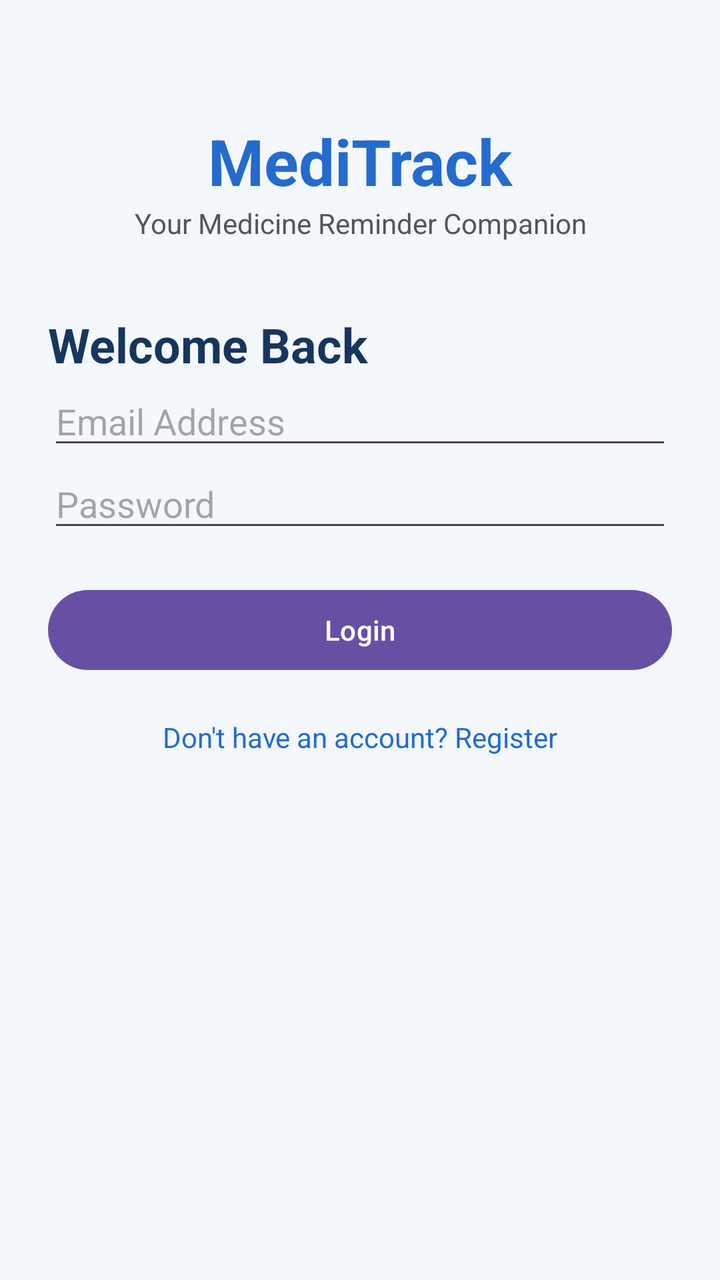
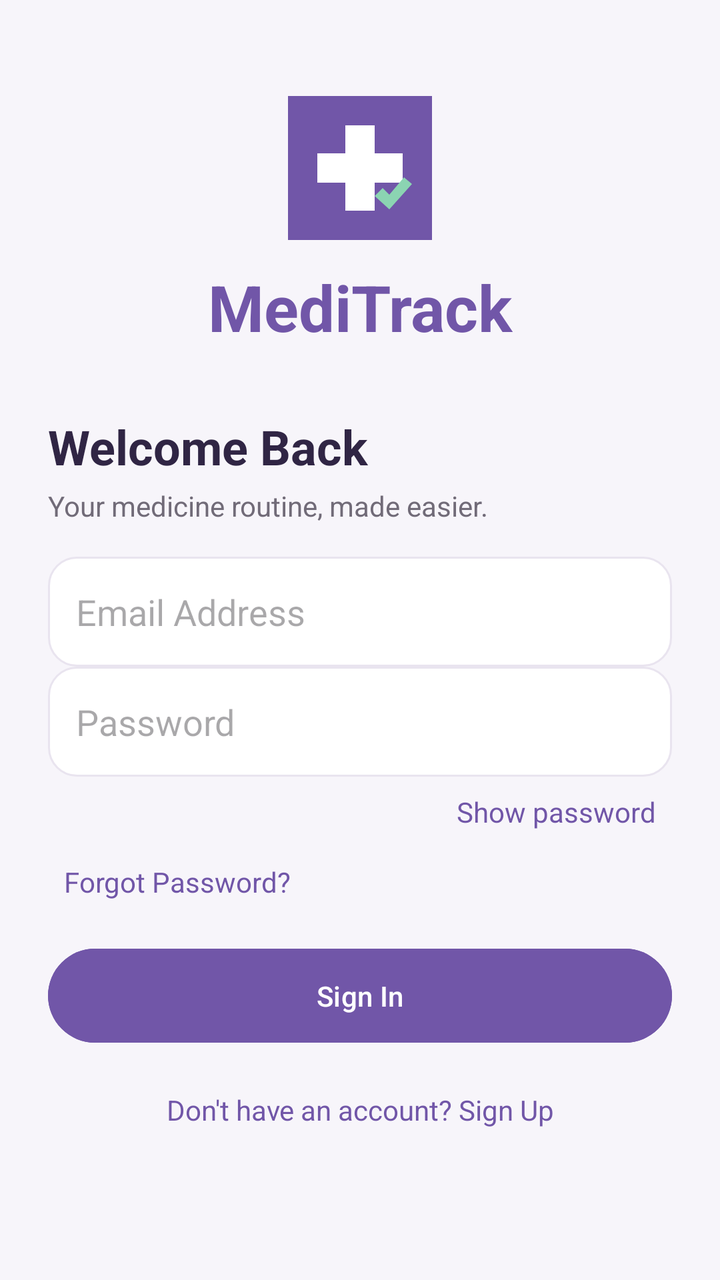

An Android layout rendered at two revisions. The XML below is the earlier revision; the diff shows what the commit changed to produce the second picture.
<!-- AndroidManifest.xml: application theme Theme.MediTrack -->
<!-- res/layout/activity_login.xml -->
<ScrollView xmlns:android="http://schemas.android.com/apk/res/android"
    android:layout_width="match_parent"
    android:layout_height="match_parent"
    android:background="#F4F7FC">

    <LinearLayout
        android:layout_width="match_parent"
        android:layout_height="wrap_content"
        android:orientation="vertical"
        android:padding="24dp">

        <TextView
            android:layout_width="match_parent"
            android:layout_height="wrap_content"
            android:text="MediTrack"
            android:textSize="32sp"
            android:textStyle="bold"
            android:textColor="#246BCE"
            android:gravity="center"
            android:paddingTop="35dp" />

        <TextView
            android:layout_width="match_parent"
            android:layout_height="wrap_content"
            android:text="Your Medicine Reminder Companion"
            android:gravity="center"
            android:textColor="#555555"
            android:paddingBottom="35dp" />

        <TextView
            android:layout_width="match_parent"
            android:layout_height="wrap_content"
            android:text="Welcome Back"
            android:textSize="24sp"
            android:textStyle="bold"
            android:textColor="#17365D" />

        <EditText
            android:id="@+id/etLoginEmail"
            android:layout_width="match_parent"
            android:layout_height="wrap_content"
            android:hint="Email Address"
            android:inputType="textEmailAddress" />

        <EditText
            android:id="@+id/etLoginPassword"
            android:layout_width="match_parent"
            android:layout_height="wrap_content"
            android:hint="Password"
            android:inputType="textPassword" />

        <Button
            android:id="@+id/btnLogin"
            android:layout_width="match_parent"
            android:layout_height="wrap_content"
            android:text="Login"
            android:layout_marginTop="20dp" />

        <TextView
            android:id="@+id/tvGoToRegister"
            android:layout_width="match_parent"
            android:layout_height="wrap_content"
            android:text="Don't have an account? Register"
            android:gravity="center"
            android:textColor="#246BCE"
            android:padding="20dp" />

    </LinearLayout>
</ScrollView>
<!-- resources referenced by this layout -->
<resources>
  <style name="Theme.MediTrack" parent="Base.Theme.MediTrack" />
  <style name="Base.Theme.MediTrack" parent="Theme.Material3.DayNight.NoActionBar">
          
          
      </style>
</resources>

<!-- the commit's change to res/layout/activity_login.xml (unified diff, before → after) -->
@@ -1,69 +1,39 @@
 <ScrollView xmlns:android="http://schemas.android.com/apk/res/android"
-    android:layout_width="match_parent"
-    android:layout_height="match_parent"
-    android:background="#F4F7FC">
-
-    <LinearLayout
-        android:layout_width="match_parent"
-        android:layout_height="wrap_content"
-        android:orientation="vertical"
-        android:padding="24dp">
-
-        <TextView
-            android:layout_width="match_parent"
-            android:layout_height="wrap_content"
-            android:text="MediTrack"
-            android:textSize="32sp"
-            android:textStyle="bold"
-            android:textColor="#246BCE"
-            android:gravity="center"
-            android:paddingTop="35dp" />
-
-        <TextView
-            android:layout_width="match_parent"
-            android:layout_height="wrap_content"
-            android:text="Your Medicine Reminder Companion"
-            android:gravity="center"
-            android:textColor="#555555"
-            android:paddingBottom="35dp" />
-
-        <TextView
-            android:layout_width="match_parent"
-            android:layout_height="wrap_content"
-            android:text="Welcome Back"
-            android:textSize="24sp"
-            android:textStyle="bold"
-            android:textColor="#17365D" />
-
-        <EditText
-            android:id="@+id/etLoginEmail"
-            android:layout_width="match_parent"
-            android:layout_height="wrap_content"
-            android:hint="Email Address"
-            android:inputType="textEmailAddress" />
-
-        <EditText
-            android:id="@+id/etLoginPassword"
-            android:layout_width="match_parent"
-            android:layout_height="wrap_content"
-            android:hint="Password"
-            android:inputType="textPassword" />
-
-        <Button
-            android:id="@+id/btnLogin"
-            android:layout_width="match_parent"
-            android:layout_height="wrap_content"
-            android:text="Login"
-            android:layout_marginTop="20dp" />
-
-        <TextView
-            android:id="@+id/tvGoToRegister"
-            android:layout_width="match_parent"
-            android:layout_height="wrap_content"
-            android:text="Don't have an account? Register"
-            android:gravity="center"
-            android:textColor="#246BCE"
-            android:padding="20dp" />
-
+    android:layout_width="match_parent" android:layout_height="match_parent"
+    android:background="@color/screen_background" android:fillViewport="true">
+    <LinearLayout android:layout_width="match_parent" android:layout_height="wrap_content"
+        android:orientation="vertical" android:padding="24dp">
+        <ImageView android:layout_width="72dp" android:layout_height="72dp"
+            android:layout_gravity="center" android:layout_marginTop="24dp"
+            android:src="@drawable/ic_meditrack" android:contentDescription="@string/app_name"/>
+        <TextView android:layout_width="match_parent" android:layout_height="wrap_content"
+            android:text="@string/app_name" android:textSize="32sp" android:textStyle="bold"
+            android:textColor="@color/accent" android:gravity="center" android:layout_marginTop="12dp"/>
+        <TextView android:layout_width="match_parent" android:layout_height="wrap_content"
+            android:text="@string/login_welcome" android:textSize="24sp" android:textStyle="bold"
+            android:textColor="@color/text_primary" android:layout_marginTop="32dp"/>
+        <TextView android:layout_width="match_parent" android:layout_height="wrap_content"
+            android:text="@string/login_subtitle" android:textColor="@color/text_secondary"
+            android:layout_marginTop="4dp" />
+        <EditText android:id="@+id/etLoginEmail" android:layout_width="match_parent"
+            android:layout_height="55dp" android:layout_marginTop="16dp"
+            android:hint="@string/email_address" android:inputType="textEmailAddress"
+            android:background="@drawable/card_white" android:paddingHorizontal="14dp"/>
+        <EditText android:id="@+id/etLoginPassword" android:layout_width="match_parent"
+            android:layout_height="55dp" android:hint="@string/password" android:inputType="textPassword"
+            android:background="@drawable/card_white" android:paddingHorizontal="14dp"/>
+        <TextView android:id="@+id/tvTogglePassword" android:layout_width="wrap_content"
+            android:layout_height="wrap_content" android:text="@string/show_password"
+            android:textColor="@color/accent" android:layout_gravity="end" android:padding="8dp"/>
+        <TextView android:id="@+id/tvForgotPassword" android:layout_width="wrap_content"
+            android:layout_height="wrap_content" android:text="@string/forgot_password"
+            android:textColor="@color/accent" android:padding="8dp"/>
+        <Button android:id="@+id/btnLogin" android:layout_width="match_parent"
+            android:layout_height="55dp" android:text="@string/sign_in" android:textAllCaps="false"
+            android:textColor="@color/text_on_accent" android:backgroundTint="@color/accent"
+            android:elevation="2dp" android:layout_marginTop="12dp"/>
+        <TextView android:id="@+id/tvGoToRegister" android:layout_width="match_parent"
+            android:layout_height="wrap_content" android:text="@string/no_account"
+            android:gravity="center" android:textColor="@color/accent" android:padding="20dp"/>
     </LinearLayout>
 </ScrollView>
<!-- resource entries referenced after the edit -->
@@ -1,9 +1,60 @@
 <!-- resources referenced by this layout -->
 <resources>
+  <color name="accent">#FF7156A8</color>
+  <color name="screen_background">#FFF7F5FA</color>
+  <color name="text_on_accent">#FFFFFFFF</color>
+  <color name="text_primary">#FF302544</color>
+  <color name="text_secondary">#FF716B78</color>
+  <!-- drawable card_white (drawable) -->
+  <shape xmlns:android="http://schemas.android.com/apk/res/android">
+      <solid android:color="@color/card_background" />
+      <corners android:radius="14dp" />
+      <stroke
+          android:width="1dp"
+          android:color="@color/divider" />
+  </shape>
+  <!-- drawable ic_meditrack (drawable) -->
+  <vector xmlns:android="http://schemas.android.com/apk/res/android"
+      android:width="108dp"
+      android:height="108dp"
+      android:viewportWidth="108"
+      android:viewportHeight="108">
+  
+      <path
+          android:fillColor="#7156A8"
+          android:pathData="M0,0h108v108h-108z" />
+  
+      <path
+          android:fillColor="#FFFFFF"
+          android:pathData="M43,22h22v21h21v22h-21v21h-22v-21h-21v-22h21z" />
+  
+      <path
+          android:fillColor="#8BD4B2"
+          android:pathData="M65,75l6,-6 5,5 11,-13 6,5 -17,19z" />
+  
+  </vector>
+  <string name="app_name">MediTrack</string>
+  <string name="email_address">Email Address</string>
+  <string name="forgot_password">Forgot Password?</string>
+  <string name="login_subtitle">Your medicine routine, made easier.</string>
+  <string name="login_welcome">Welcome Back</string>
+  <string name="no_account">Don\'t have an account? Sign Up</string>
+  <string name="password">Password</string>
+  <string name="show_password">Show password</string>
+  <string name="sign_in">Sign In</string>
   <style name="Theme.MediTrack" parent="Base.Theme.MediTrack" />
+  <color name="card_background">#FFFFFFFF</color>
+  <color name="divider">#FFE9E4EF</color>
   <style name="Base.Theme.MediTrack" parent="Theme.Material3.DayNight.NoActionBar">
-          
-          
+          <item name="colorPrimary">@color/accent</item>
+          <item name="colorSecondary">@color/accent_dark</item>
+          <item name="android:colorAccent">@color/accent</item>
+          <item name="android:windowBackground">@color/screen_background</item>
+          <item name="android:statusBarColor">@color/screen_background</item>
+          <item name="android:navigationBarColor">@color/screen_background</item>
+          <item name="android:windowLightStatusBar">true</item>
+          <item name="android:windowActionModeOverlay">true</item>
       </style>
+  <color name="accent_dark">#FF58417E</color>
 </resources>
 
